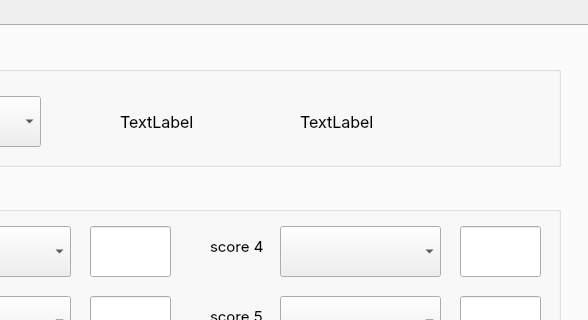
PHANTOM-2004/GameStatistics, file src/ui/mainwindow.ui: the form before one commit; both pictures show x 212 to 800 and y 0 to 320 of the 800 by 579 pixel window.
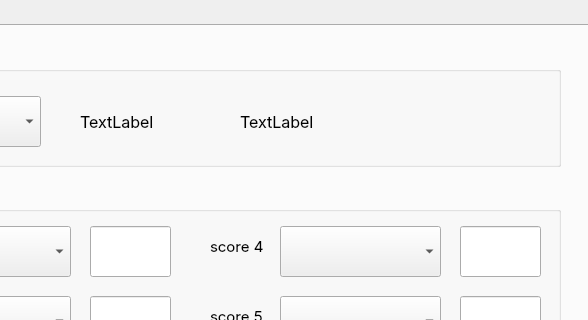
The form after the commit.

```diff
--- a/src/ui/mainwindow.ui
+++ b/src/ui/mainwindow.ui
@@ -152,9 +152,9 @@
       <widget class="QLabel" name="sportsGenderLabel">
        <property name="geometry">
         <rect>
-         <x>300</x>
+         <x>260</x>
          <y>50</y>
-         <width>141</width>
+         <width>121</width>
          <height>51</height>
         </rect>
        </property>
@@ -171,9 +171,9 @@
       <widget class="QLabel" name="sportsTypeLabel">
        <property name="geometry">
         <rect>
-         <x>480</x>
+         <x>420</x>
          <y>50</y>
-         <width>141</width>
+         <width>181</width>
          <height>51</height>
         </rect>
        </property>
```
Left out of the diff: 6 changed lines with no effect on the pictures.
